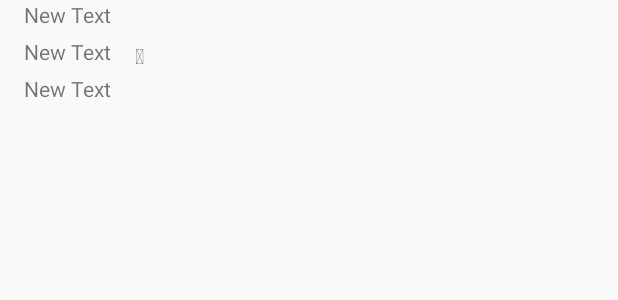
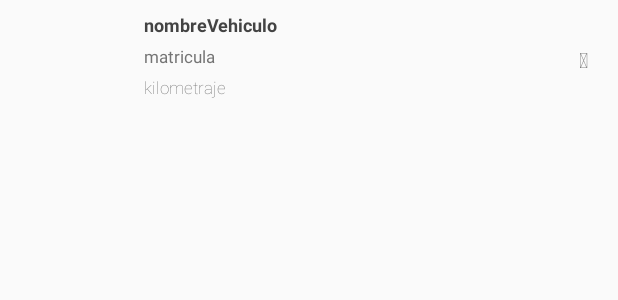
Before and after one commit to bgcastro/TFM, an Android app: the layout vehiculo_item.xml on its own in the app's theme, with its tools: preview values and no code run, on a phone screen of 412 x 824 dp. Shown: the top 300 px of the screen. Run offline under Robolectric (Android 15) with nearby library versions, the phone set to English and light mode, and no system bars.

Commit message:
Terminado la interfaz de un item de vehiculos

```diff
--- a/app/src/main/java/es/uvigo/esei/bgcastro/tfm/activitys/GestionVehiculosActivity.java
+++ b/app/src/main/java/es/uvigo/esei/bgcastro/tfm/activitys/GestionVehiculosActivity.java
@@ -157,6 +157,8 @@ public class GestionVehiculosActivity extends BaseActivity implements ColorPicke
         }
 
     }
+
+
 
     @Override
     public boolean onCreateOptionsMenu(Menu menu) {
--- a/app/src/main/res/layout/activity_vehiculos.xml
+++ b/app/src/main/res/layout/activity_vehiculos.xml
@@ -20,7 +20,7 @@
     <ListView
         android:id="@+id/listViewVehiculos"
         android:layout_width="fill_parent"
-        android:layout_height="wrap_content"
+        android:layout_height="fill_parent"
         android:layout_below="@+id/toolbarVehiculos"
         android:layout_centerHorizontal="true"
         android:paddingBottom="@dimen/activity_vertical_margin"
--- a/app/src/main/res/layout/vehiculo_item.xml
+++ b/app/src/main/res/layout/vehiculo_item.xml
@@ -2,11 +2,12 @@
 <RelativeLayout xmlns:android="http://schemas.android.com/apk/res/android"
     android:orientation="horizontal"
     android:layout_width="match_parent"
-    android:layout_height="wrap_content">
+    android:layout_height="wrap_content"
+    style="app">
 
     <ImageView
-        android:layout_width="wrap_content"
-        android:layout_height="wrap_content"
+        android:layout_width="80dp"
+        android:layout_height="80dp"
         android:layout_centerVertical="true"
         android:layout_alignParentLeft="true"
         android:id="@+id/imagenVehiculo" />
@@ -21,35 +22,38 @@
         android:layout_marginRight="@dimen/activity_horizontal_margin">
 
         <TextView
+            android:id="@+id/nombreVehiculo"
             android:layout_width="wrap_content"
             android:layout_height="wrap_content"
             android:layout_marginBottom="@dimen/margin_bottom_datosVehiculo"
-            android:text="New Text"
-            android:id="@+id/marca" />
+            android:text="@string/nombreVehiculo"
+            android:theme="@style/vehiculo_bold" />
 
         <TextView
-            android:layout_below="@+id/marca"
+            android:id="@+id/matricula"
+            android:layout_below="@+id/nombreVehiculo"
             android:layout_width="wrap_content"
             android:layout_height="wrap_content"
             android:layout_marginBottom="@dimen/margin_bottom_datosVehiculo"
-            android:text="New Text"
-            android:id="@+id/modelo" />
+            android:text="@string/matricula"
+            android:theme="@style/vehiculo_regular"/>
 
         <TextView
-            android:layout_below="@+id/modelo"
+            android:id="@+id/kilometraje"
+            android:layout_below="@+id/matricula"
             android:layout_width="wrap_content"
             android:layout_height="wrap_content"
             android:layout_marginBottom="@dimen/margin_bottom_datosVehiculo"
-            android:text="New Text"
-            android:id="@+id/kilometraje" />
+            android:text="@string/kilometraje"
+            android:theme="@style/vehiculo_thin"/>
     </RelativeLayout>
 
     <TextView
+        android:id="@+id/estadoVehiculo"
         android:layout_width="wrap_content"
         android:layout_height="wrap_content"
         android:layout_centerVertical="true"
-        android:layout_toRightOf="@+id/datosVehiculo"
-        android:layout_marginBottom="@dimen/margin_bottom_datosVehiculo"
-        android:text="@string/fa_wrench"
-        android:id="@+id/estadoVehiculo"/>
+        android:layout_alignParentRight="true"
+        android:layout_marginRight="20dp"
+        android:text="@string/fa_wrench" />
 </RelativeLayout>
--- a/app/src/main/res/values/colors.xml
+++ b/app/src/main/res/values/colors.xml
@@ -3,4 +3,7 @@
     <color name="colorPrimary">#3F51B5</color>
     <color name="colorPrimaryDark">#303F9F</color>
     <color name="colorAccent">#FF4081</color>
+
+    <color name="grisClaro">#747474</color>
+    <color name="grisOscuro">#434343</color>
 </resources>
--- a/app/src/main/res/values/styles.xml
+++ b/app/src/main/res/values/styles.xml
@@ -10,4 +10,25 @@
         <item name="windowNoTitle">true</item>
     </style>
 
+    <style name="vehiculo_thin">
+        <item name="android:fontFamily">sans-serif-thin</item>
+        <item name="android:textStyle">normal</item>
+        <item name="android:textSize">11sp</item>
+        <item name="android:textColor">@color/grisClaro</item>
+    </style>
+
+    <style name="vehiculo_bold">
+        <item name="android:fontFamily">sans-serif</item>
+        <item name="android:textStyle">bold</item>
+        <item name="android:textSize">12sp</item>
+        <item name="android:textColor">@color/grisOscuro</item>
+    </style>
+
+    <style name="vehiculo_regular">
+        <item name="android:fontFamily">sans-serif</item>
+        <item name="android:textStyle">normal</item>
+        <item name="android:textSize">11sp</item>
+        <item name="android:textColor">@color/grisClaro</item>
+    </style>
+
 </resources>
```
Also changed, not shown: app/src/main/java/es/uvigo/esei/bgcastro/tfm/adapter/VehiculoAdapter.java (+7 -4 lines), app/src/main/res/layout/activity_gestion_vehiculos.xml (+4 -4 lines), app/src/main/res/values/strings.xml (+4 -5 lines), 1 other file.
